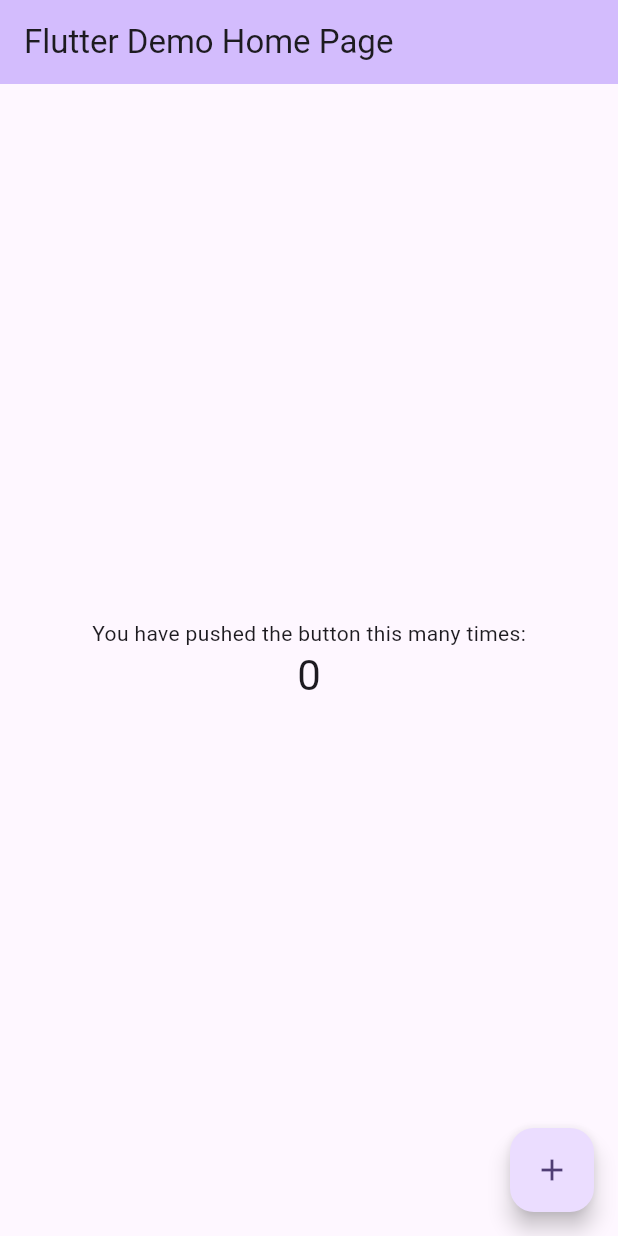
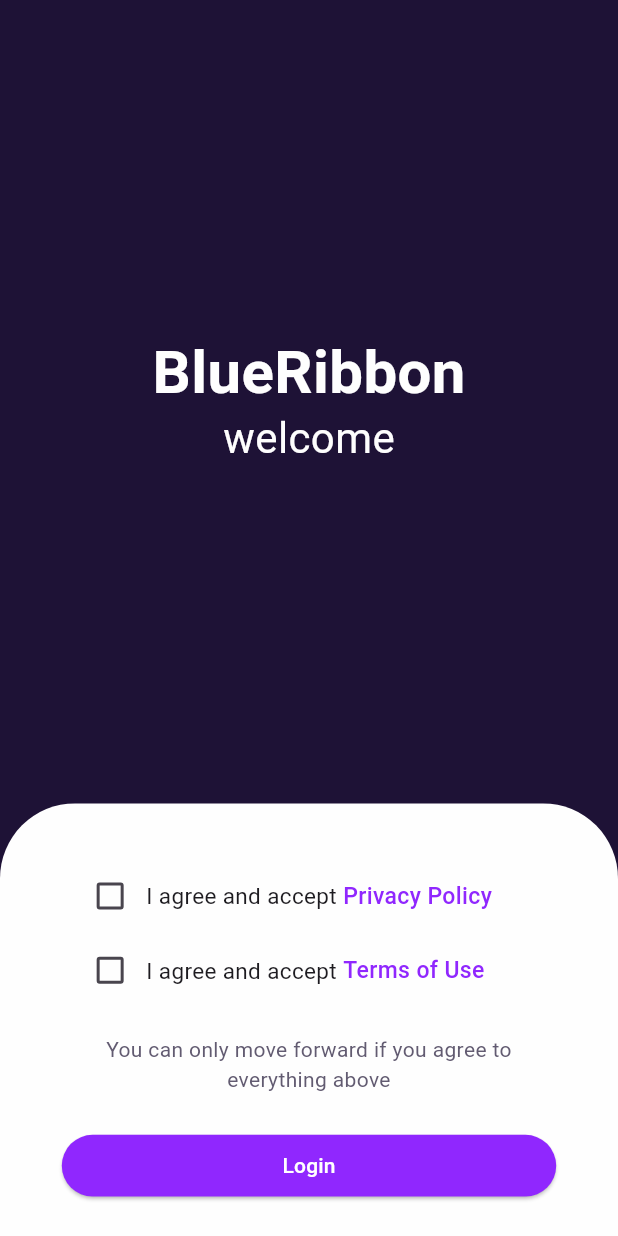
Before and after one commit to noshad76/IMDB-movie-descriptions, a Flutter app: the screen it shows after launch, on a phone screen of 412 x 824 dp. Run offline on Flutter 3.47's test engine with Material 3 defaults, Android fonts, the phone set to English and light mode, and no system bars; our stand-ins replace bloc, dio, equatable, flutter_bloc, toastification.

Commit message:
add terms page and its logic

```diff
--- /dev/null
+++ b/lib/core/utils/colors.dart
@@ -0,0 +1,7 @@
+import 'package:flutter/material.dart';
+
+class Palete {
+  static Color purple = const Color(0xff9027FE);
+  static Color darkblue = const Color(0xff1E1236);
+  static Color white = const Color(0xffFEFEFE);
+}
--- /dev/null
+++ b/lib/features/authentication_feature/presentation/bloc/cubit/cubit/terms_page_cubit.dart
@@ -0,0 +1,34 @@
+import 'package:bloc/bloc.dart';
+import 'package:equatable/equatable.dart';
+import 'package:flutter/material.dart';
+
+part 'terms_page_state.dart';
+
+class TermsPageCubit extends Cubit<TermsPageState> {
+  bool privacyPolicy = false;
+  bool terms = false;
+
+  TermsPageCubit() : super(TermsPageInitial());
+
+  void toNextPage() async {
+    if (privacyPolicy == true && terms == true) {
+      emit(TermsPageLoading());
+      await Future.delayed(Duration(seconds: 2));
+      emit(TermsPageCompeleted());
+      debugPrint('compeleterd');
+    } else {
+      emit(TermsPageFaild());
+      emit(TermsPageInitial());
+    }
+  }
+
+  void togglePrivacy(bool value) {
+    privacyPolicy = value;
+    emit(TermsPagePrivacyUpdated(privacyPolicy));
+  }
+
+  void toggleTerms(bool value) {
+    terms = value;
+    emit(TermsPageTermsUpdated(terms));
+  }
+}
--- /dev/null
+++ b/lib/features/authentication_feature/presentation/bloc/cubit/cubit/terms_page_state.dart
@@ -0,0 +1,34 @@
+part of 'terms_page_cubit.dart';
+
+sealed class TermsPageState extends Equatable {
+  const TermsPageState();
+
+  @override
+  List<Object> get props => [];
+}
+
+final class TermsPageInitial extends TermsPageState {}
+
+final class TermsPageFaild extends TermsPageState {}
+
+final class TermsPageLoading extends TermsPageState {}
+
+final class TermsPageCompeleted extends TermsPageState {}
+
+class TermsPagePrivacyUpdated extends TermsPageState {
+  final bool privacyPolicy;
+
+  const TermsPagePrivacyUpdated(this.privacyPolicy);
+
+  @override
+  List<Object> get props => [privacyPolicy];
+}
+
+class TermsPageTermsUpdated extends TermsPageState {
+  final bool terms;
+
+  const TermsPageTermsUpdated(this.terms);
+
+  @override
+  List<Object> get props => [terms];
+}
--- /dev/null
+++ b/lib/features/authentication_feature/presentation/screens/login_page.dart
@@ -0,0 +1,10 @@
+import 'package:flutter/material.dart';
+
+class LoginPage extends StatelessWidget {
+  const LoginPage({super.key});
+
+  @override
+  Widget build(BuildContext context) {
+    return Scaffold();
+  }
+}
--- /dev/null
+++ b/lib/features/authentication_feature/presentation/screens/terms_page.dart
@@ -0,0 +1,232 @@
+import 'package:flutter/material.dart';
+import 'package:flutter_bloc/flutter_bloc.dart';
+import 'package:movie_app/core/utils/colors.dart';
+import 'package:movie_app/features/authentication_feature/presentation/bloc/cubit/cubit/terms_page_cubit.dart';
+import 'package:toastification/toastification.dart';
+
+import 'login_page.dart';
+
+class TermsPage extends StatelessWidget {
+  const TermsPage({super.key});
+
+  @override
+  Widget build(BuildContext context) {
+    double height = MediaQuery.sizeOf(context).height;
+    double width = MediaQuery.sizeOf(context).width;
+    return BlocListener<TermsPageCubit, TermsPageState>(
+      listener: (context, state) {
+        debugPrint('asd');
+
+        if (state is TermsPageFaild) {
+          toastification.show(
+            context: context,
+            type: ToastificationType.error,
+            style: ToastificationStyle.flatColored,
+            title: Text('Privacy Policy & Terms of Use'),
+            description: Text('please accept our Rules to continue'),
+            alignment: Alignment.topCenter,
+            autoCloseDuration: const Duration(seconds: 5),
+            borderRadius: BorderRadius.circular(12.0),
+            boxShadow: lowModeShadow,
+            showProgressBar: true,
+            dragToClose: true,
+          );
+        }
+      },
+      child: Container(
+        color: Palete.darkblue,
+        child: Column(
+          children: [
+            const Spacer(),
+            Text(
+              'BlueRibbon',
+              style: TextStyle(
+                  color: Palete.white,
+                  fontSize: 40,
+                  fontWeight: FontWeight.bold,
+                  height: 1.2),
+            ),
+            Text(
+              'welcome',
+              style: TextStyle(
+                  color: Palete.white,
+                  fontSize: 28,
+                  fontWeight: FontWeight.w400),
+            ),
+            const Spacer(),
+            Container(
+              decoration: BoxDecoration(
+                color: Palete.white,
+                borderRadius: const BorderRadius.only(
+                  topRight: Radius.circular(50),
+                  topLeft: Radius.circular(50),
+                ),
+              ),
+              width: width,
+              height: height * 0.35,
+              child: Column(
+                children: [
+                  SizedBox(
+                    height: height * 0.05,
+                  ),
+                  SizedBox(
+                    width: width * 0.8,
+                    height: height * 0.05,
+                    child: Row(
+                      children: [
+                        SizedBox(
+                          width: width * 0.02,
+                        ),
+                        BlocBuilder<TermsPageCubit, TermsPageState>(
+                          builder: (context, state) {
+                            final cubit = context.watch<TermsPageCubit>();
+                            return Checkbox(
+                              value: cubit.privacyPolicy,
+                              onChanged: (value) {
+                                cubit.togglePrivacy(value!);
+                              },
+                            );
+                          },
+                        ),
+                        const Text(
+                          'I agree and accept',
+                          style: TextStyle(fontSize: 15),
+                        ),
+                        SizedBox(
+                          width: width * 0.01,
+                        ),
+                        Text(
+                          'Privacy Policy',
+                          style: TextStyle(
+                            color: Palete.purple,
+                            fontSize: height * 0.0186,
+                            fontWeight: FontWeight.w500,
+                          ),
+                        )
+                      ],
+                    ),
+                  ),
+                  SizedBox(
+                    height: height * 0.01,
+                  ),
+                  SizedBox(
+                    width: width * 0.8,
+                    height: height * 0.05,
+                    child: Row(
+                      children: [
+                        SizedBox(
+                          width: width * 0.02,
+                        ),
+                        BlocBuilder<TermsPageCubit, TermsPageState>(
+                          builder: (context, state) {
+                            final cubit = context.watch<TermsPageCubit>();
+                            return Checkbox(
+                              value: cubit.terms,
+                              onChanged: (value) {
+                                cubit.toggleTerms(value!);
+                              },
+                            );
+                          },
+                        ),
+                        const Text(
+                          'I agree and accept',
+                          style: TextStyle(fontSize: 15),
+                        ),
+                        SizedBox(
+                          width: width * 0.01,
+                        ),
+                        Text(
+                          'Terms of Use',
+                          style: TextStyle(
+                            color: Palete.purple,
+                            fontSize: height * 0.0186,
+                            fontWeight: FontWeight.w500,
+                          ),
+                        )
+                      ],
+                    ),
+                  ),
+                  SizedBox(
+                    height: height * 0.027,
+                  ),
+                  SizedBox(
+                    width: width * 0.69,
+                    height: height * 0.05,
+                    child: const Text(
+                      'You can only move forward if you agree to everything above',
+                      textAlign: TextAlign.center,
+                      style: TextStyle(color: Color(0xff625B71)),
+                    ),
+                  ),
+                  SizedBox(
+                    height: height * 0.027,
+                  ),
+                  BlocConsumer<TermsPageCubit, TermsPageState>(
+                    listener: (context, state) {
+                      if (state is TermsPageCompeleted) {
+                        Navigator.of(context).push(MaterialPageRoute(
+                          builder: (context) {
+                            return LoginPage();
+                          },
+                        ));
+                      }
+                    },
+                    builder: (context, state) {
+                      final cubit = context.read<TermsPageCubit>();
+                      if (state is TermsPageInitial) {
+                        return ElevatedButton(
+                          style: ButtonStyle(
+                              backgroundColor:
+                                  MaterialStatePropertyAll(Palete.purple),
+                              minimumSize: MaterialStatePropertyAll(
+                                  Size(width * 0.8, height * 0.05))),
+                          onPressed: () async {
+                            cubit.toNextPage();
+                          },
+                          child: const Text(
+                            'Login',
+                            style: TextStyle(color: Colors.white),
+                          ),
+                        );
+                      } else if (state is TermsPageLoading) {
+                        return ElevatedButton(
+                            style: ButtonStyle(
+                                backgroundColor:
+                                    MaterialStatePropertyAll(Palete.purple),
+                                minimumSize: MaterialStatePropertyAll(
+                                    Size(width * 0.8, height * 0.05))),
+                            onPressed: () {},
+                            child: SizedBox(
+                              height: width * 0.05,
+                              width: width * 0.05,
+                              child: CircularProgressIndicator(
+                                color: Palete.white,
+                              ),
+                            ));
+                      } else {
+                        return ElevatedButton(
+                          style: ButtonStyle(
+                              backgroundColor:
+                                  MaterialStatePropertyAll(Palete.purple),
+                              minimumSize: MaterialStatePropertyAll(
+                                  Size(width * 0.8, height * 0.05))),
+                          onPressed: () {
+                            cubit.toNextPage();
+                          },
+                          child: const Text(
+                            'Login',
+                            style: TextStyle(color: Colors.white),
+                          ),
+                        );
+                      }
+                    },
+                  )
+                ],
+              ),
+            ),
+          ],
+        ),
+      ),
+    );
+  }
+}
--- a/lib/main.dart
+++ b/lib/main.dart
@@ -1,4 +1,8 @@
 import 'package:flutter/material.dart';
+import 'package:flutter_bloc/flutter_bloc.dart';
+import 'package:movie_app/features/authentication_feature/presentation/bloc/cubit/cubit/terms_page_cubit.dart';
+
+import 'features/authentication_feature/presentation/screens/terms_page.dart';
 
 void main() {
   runApp(const MyApp());
@@ -7,119 +11,18 @@ void main() {
 class MyApp extends StatelessWidget {
   const MyApp({super.key});
 
-  // This widget is the root of your application.
   @override
   Widget build(BuildContext context) {
-    return MaterialApp(
-      title: 'Flutter Demo',
-      theme: ThemeData(
-        // This is the theme of your application.
-        //
-        // TRY THIS: Try running your application with "flutter run". You'll see
-        // the application has a blue toolbar. Then, without quitting the app,
-        // try changing the seedColor in the colorScheme below to Colors.green
-        // and then invoke "hot reload" (save your changes or press the "hot
-        // reload" button in a Flutter-supported IDE, or press "r" if you used
-        // the command line to start the app).
-        //
-        // Notice that the counter didn't reset back to zero; the application
-        // state is not lost during the reload. To reset the state, use hot
-        // restart instead.
-        //
-        // This works for code too, not just values: Most code changes can be
-        // tested with just a hot reload.
-        colorScheme: ColorScheme.fromSeed(seedColor: Colors.deepPurple),
-        useMaterial3: true,
+    return BlocProvider(
+      create: (context) => TermsPageCubit(),
+      child: MaterialApp(
+        title: 'Flutter Demo',
+        theme: ThemeData(
+          colorScheme: ColorScheme.fromSeed(seedColor: Colors.deepPurple),
+          useMaterial3: true,
+        ),
+        home: Scaffold(body: TermsPage()),
       ),
-      home: const MyHomePage(title: 'Flutter Demo Home Page'),
     );
   }
 }
-
-class MyHomePage extends StatefulWidget {
-  const MyHomePage({super.key, required this.title});
-
-  // This widget is the home page of your application. It is stateful, meaning
-  // that it has a State object (defined below) that contains fields that affect
-  // how it looks.
-
-  // This class is the configuration for the state. It holds the values (in this
-  // case the title) provided by the parent (in this case the App widget) and
-  // used by the build method of the State. Fields in a Widget subclass are
-  // always marked "final".
-
-  final String title;
-
-  @override
-  State<MyHomePage> createState() => _MyHomePageState();
-}
-
-class _MyHomePageState extends State<MyHomePage> {
-  int _counter = 0;
-
-  void _incrementCounter() {
-    setState(() {
-      // This call to setState tells the Flutter framework that something has
-      // changed in this State, which causes it to rerun the build method below
-      // so that the display can reflect the updated values. If we changed
-      // _counter without calling setState(), then the build method would not be
-      // called again, and so nothing would appear to happen.
-      _counter++;
-    });
-  }
-
-  @override
-  Widget build(BuildContext context) {
-    // This method is rerun every time setState is called, for instance as done
-    // by the _incrementCounter method above.
-    //
-    // The Flutter framework has been optimized to make rerunning build methods
-    // fast, so that you can just rebuild anything that needs updating rather
-    // than having to individually change instances of widgets.
-    return Scaffold(
-      appBar: AppBar(
-        // TRY THIS: Try changing the color here to a specific color (to
-        // Colors.amber, perhaps?) and trigger a hot reload to see the AppBar
-        // change color while the other colors stay the same.
-        backgroundColor: Theme.of(context).colorScheme.inversePrimary,
-        // Here we take the value from the MyHomePage object that was created by
-        // the App.build method, and use it to set our appbar title.
-        title: Text(widget.title),
-      ),
-      body: Center(
-        // Center is a layout widget. It takes a single child and positions it
-        // in the middle of the parent.
-        child: Column(
-          // Column is also a layout widget. It takes a list of children and
-          // arranges them vertically. By default, it sizes itself to fit its
-          // children horizontally, and tries to be as tall as its parent.
-          //
-          // Column has various properties to control how it sizes itself and
-          // how it positions its children. Here we use mainAxisAlignment to
-          // center the children vertically; the main axis here is the vertical
-          // axis because Columns are vertical (the cross axis would be
-          // horizontal).
-          //
-          // TRY THIS: Invoke "debug painting" (choose the "Toggle Debug Paint"
-          // action in the IDE, or press "p" in the console), to see the
-          // wireframe for each widget.
-          mainAxisAlignment: MainAxisAlignment.center,
-          children: <Widget>[
-            const Text(
-              'You have pushed the button this many times:',
-            ),
-            Text(
-              '$_counter',
-              style: Theme.of(context).textTheme.headlineMedium,
-            ),
-          ],
-        ),
-      ),
-      floatingActionButton: FloatingActionButton(
-        onPressed: _incrementCounter,
-        tooltip: 'Increment',
-        child: const Icon(Icons.add),
-      ), // This trailing comma makes auto-formatting nicer for build methods.
-    );
-  }
-}
--- a/pubspec.yaml
+++ b/pubspec.yaml
@@ -39,6 +39,7 @@ dependencies:
   bloc: ^8.1.2
   flutter_bloc: ^8.1.3
   equatable: ^2.0.5
+  toastification: ^1.2.0
 
 
 dev_dependencies:
```
Also changed, not shown: pubspec.lock.
